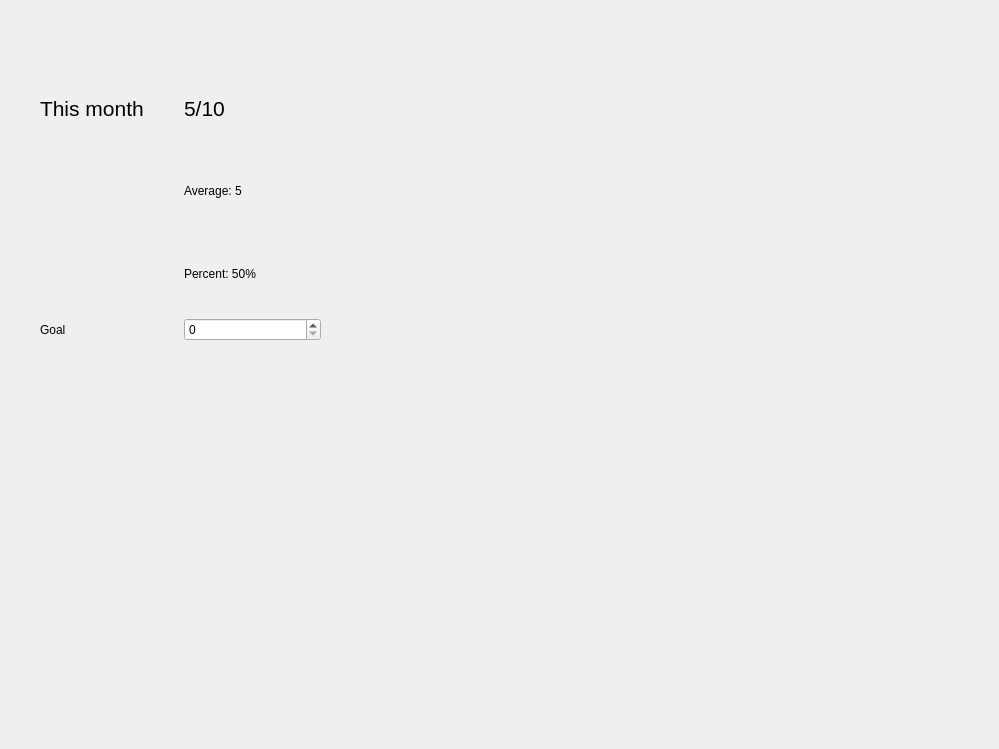
First picture: the form in src/gui/ui/goalsview.ui, repository ravenvz/SprintTimer, before the edit.
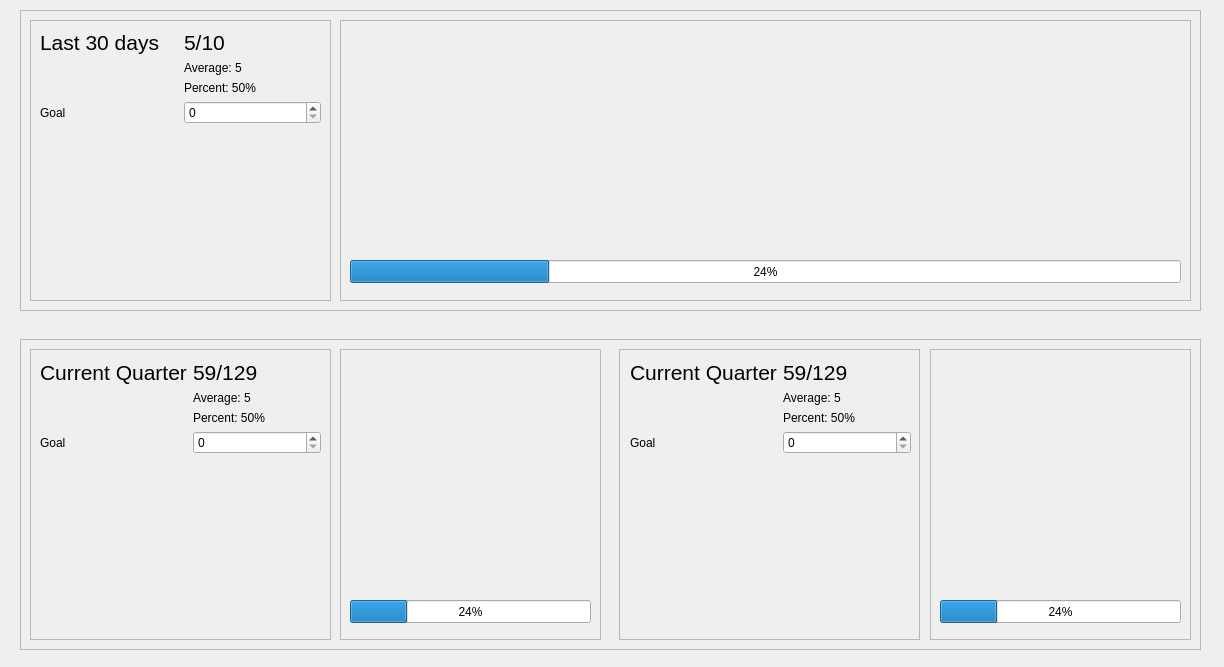
Second picture: the form after the edit.

Commit message: Work on progress view. Diagram stubs are now added dynamically

Diff of the .ui file:
```diff
--- a/src/gui/ui/goalsview.ui
+++ b/src/gui/ui/goalsview.ui
@@ -6,8 +6,8 @@
    <rect>
     <x>0</x>
     <y>0</y>
-    <width>999</width>
-    <height>749</height>
+    <width>1224</width>
+    <height>667</height>
    </rect>
   </property>
   <property name="windowTitle">
@@ -17,39 +17,27 @@
    <property name="geometry">
     <rect>
      <x>350</x>
-     <y>70</y>
-     <width>631</width>
-     <height>271</height>
+     <y>30</y>
+     <width>831</width>
+     <height>201</height>
     </rect>
    </property>
-   <layout class="QGridLayout" name="gridLayout"/>
+   <layout class="QGridLayout" name="gridLayoutLastMonthDiagram"/>
   </widget>
   <widget class="QWidget" name="gridLayoutWidget_2">
    <property name="geometry">
     <rect>
      <x>40</x>
-     <y>70</y>
+     <y>30</y>
      <width>281</width>
      <height>271</height>
     </rect>
    </property>
    <layout class="QGridLayout" name="gridLayout_2">
-    <item row="3" column="0">
-     <widget class="QLabel" name="label_2">
+    <item row="1" column="1">
+     <widget class="QLabel" name="label_4">
       <property name="text">
-       <string>Goal</string>
-      </property>
-     </widget>
-    </item>
-    <item row="0" column="0">
-     <widget class="QLabel" name="label">
-      <property name="font">
-       <font>
-        <pointsize>16</pointsize>
-       </font>
-      </property>
-      <property name="text">
-       <string>This month</string>
+       <string>Average: 5</string>
       </property>
      </widget>
     </item>
@@ -65,16 +53,28 @@
       </property>
      </widget>
     </item>
+    <item row="0" column="0">
+     <widget class="QLabel" name="label">
+      <property name="font">
+       <font>
+        <pointsize>16</pointsize>
+       </font>
+      </property>
+      <property name="text">
+       <string>Last 30 days</string>
+      </property>
+     </widget>
+    </item>
+    <item row="3" column="0">
+     <widget class="QLabel" name="label_2">
+      <property name="text">
+       <string>Goal</string>
+      </property>
+     </widget>
+    </item>
     <item row="3" column="1">
      <widget class="QSpinBox" name="spinBox"/>
     </item>
-    <item row="1" column="1">
-     <widget class="QLabel" name="label_4">
-      <property name="text">
-       <string>Average: 5</string>
-      </property>
-     </widget>
-    </item>
     <item row="2" column="1">
      <widget class="QLabel" name="label_5">
       <property name="text">
@@ -82,6 +82,19 @@
       </property>
      </widget>
     </item>
+    <item row="4" column="0">
+     <spacer name="verticalSpacer">
+      <property name="orientation">
+       <enum>Qt::Vertical</enum>
+      </property>
+      <property name="sizeHint" stdset="0">
+       <size>
+        <width>20</width>
+        <height>40</height>
+       </size>
+      </property>
+     </spacer>
+    </item>
    </layout>
   </widget>
   <widget class="QWidget" name="gridLayoutWidget_3">
@@ -93,7 +106,331 @@
      <height>261</height>
     </rect>
    </property>
-   <layout class="QGridLayout" name="gridLayout_3"/>
+   <layout class="QGridLayout" name="gridLayout_3">
+    <item row="2" column="1">
+     <widget class="QLabel" name="label_9">
+      <property name="text">
+       <string>Percent: 50%</string>
+      </property>
+     </widget>
+    </item>
+    <item row="1" column="1">
+     <widget class="QLabel" name="label_8">
+      <property name="text">
+       <string>Average: 5</string>
+      </property>
+     </widget>
+    </item>
+    <item row="0" column="1">
+     <widget class="QLabel" name="label_7">
+      <property name="font">
+       <font>
+        <pointsize>16</pointsize>
+       </font>
+      </property>
+      <property name="text">
+       <string>59/129</string>
+      </property>
+     </widget>
+    </item>
+    <item row="0" column="0">
+     <widget class="QLabel" name="label_6">
+      <property name="font">
+       <font>
+        <pointsize>16</pointsize>
+       </font>
+      </property>
+      <property name="text">
+       <string>Current Quarter</string>
+      </property>
+     </widget>
+    </item>
+    <item row="3" column="1">
+     <widget class="QSpinBox" name="spinBox_2"/>
+    </item>
+    <item row="3" column="0">
+     <widget class="QLabel" name="label_10">
+      <property name="text">
+       <string>Goal</string>
+      </property>
+     </widget>
+    </item>
+    <item row="4" column="0">
+     <spacer name="verticalSpacer_2">
+      <property name="orientation">
+       <enum>Qt::Vertical</enum>
+      </property>
+      <property name="sizeHint" stdset="0">
+       <size>
+        <width>20</width>
+        <height>40</height>
+       </size>
+      </property>
+     </spacer>
+    </item>
+   </layout>
+  </widget>
+  <widget class="QWidget" name="gridLayoutWidget_4">
+   <property name="geometry">
+    <rect>
+     <x>350</x>
+     <y>359</y>
+     <width>241</width>
+     <height>221</height>
+    </rect>
+   </property>
+   <layout class="QGridLayout" name="gridLayoutLastQuarterDiagram"/>
+  </widget>
+  <widget class="QProgressBar" name="progressBar">
+   <property name="geometry">
+    <rect>
+     <x>350</x>
+     <y>260</y>
+     <width>831</width>
+     <height>23</height>
+    </rect>
+   </property>
+   <property name="value">
+    <number>24</number>
+   </property>
+  </widget>
+  <widget class="QProgressBar" name="progressBar_2">
+   <property name="geometry">
+    <rect>
+     <x>350</x>
+     <y>600</y>
+     <width>241</width>
+     <height>23</height>
+    </rect>
+   </property>
+   <property name="value">
+    <number>24</number>
+   </property>
+  </widget>
+  <widget class="QWidget" name="gridLayoutWidget_5">
+   <property name="geometry">
+    <rect>
+     <x>630</x>
+     <y>360</y>
+     <width>281</width>
+     <height>261</height>
+    </rect>
+   </property>
+   <layout class="QGridLayout" name="gridLayout_5">
+    <item row="2" column="1">
+     <widget class="QLabel" name="label_11">
+      <property name="text">
+       <string>Percent: 50%</string>
+      </property>
+     </widget>
+    </item>
+    <item row="1" column="1">
+     <widget class="QLabel" name="label_12">
+      <property name="text">
+       <string>Average: 5</string>
+      </property>
+     </widget>
+    </item>
+    <item row="0" column="1">
+     <widget class="QLabel" name="label_13">
+      <property name="font">
+       <font>
+        <pointsize>16</pointsize>
+       </font>
+      </property>
+      <property name="text">
+       <string>59/129</string>
+      </property>
+     </widget>
+    </item>
+    <item row="0" column="0">
+     <widget class="QLabel" name="label_14">
+      <property name="font">
+       <font>
+        <pointsize>16</pointsize>
+       </font>
+      </property>
+      <property name="text">
+       <string>Current Quarter</string>
+      </property>
+     </widget>
+    </item>
+    <item row="3" column="1">
+     <widget class="QSpinBox" name="spinBox_3"/>
+    </item>
+    <item row="3" column="0">
+     <widget class="QLabel" name="label_15">
+      <property name="text">
+       <string>Goal</string>
+      </property>
+     </widget>
+    </item>
+    <item row="4" column="0">
+     <spacer name="verticalSpacer_3">
+      <property name="orientation">
+       <enum>Qt::Vertical</enum>
+      </property>
+      <property name="sizeHint" stdset="0">
+       <size>
+        <width>20</width>
+        <height>40</height>
+       </size>
+      </property>
+     </spacer>
+    </item>
+   </layout>
+  </widget>
+  <widget class="QWidget" name="gridLayoutWidget_6">
+   <property name="geometry">
+    <rect>
+     <x>940</x>
+     <y>359</y>
+     <width>241</width>
+     <height>221</height>
+    </rect>
+   </property>
+   <layout class="QGridLayout" name="gridLayoutLastYearDiagram"/>
+  </widget>
+  <widget class="QProgressBar" name="progressBar_3">
+   <property name="geometry">
+    <rect>
+     <x>940</x>
+     <y>600</y>
+     <width>241</width>
+     <height>23</height>
+    </rect>
+   </property>
+   <property name="value">
+    <number>24</number>
+   </property>
+  </widget>
+  <widget class="QFrame" name="frameLastMonth">
+   <property name="geometry">
+    <rect>
+     <x>20</x>
+     <y>10</y>
+     <width>1181</width>
+     <height>301</height>
+    </rect>
+   </property>
+   <property name="frameShape">
+    <enum>QFrame::StyledPanel</enum>
+   </property>
+   <property name="frameShadow">
+    <enum>QFrame::Raised</enum>
+   </property>
+   <widget class="QFrame" name="frameLastMonthDiagram">
+    <property name="geometry">
+     <rect>
+      <x>320</x>
+      <y>10</y>
+      <width>851</width>
+      <height>281</height>
+     </rect>
+    </property>
+    <property name="frameShape">
+     <enum>QFrame::StyledPanel</enum>
+    </property>
+    <property name="frameShadow">
+     <enum>QFrame::Raised</enum>
+    </property>
+   </widget>
+   <widget class="QFrame" name="frameLastMonthNumbers">
+    <property name="geometry">
+     <rect>
+      <x>10</x>
+      <y>10</y>
+      <width>301</width>
+      <height>281</height>
+     </rect>
+    </property>
+    <property name="frameShape">
+     <enum>QFrame::StyledPanel</enum>
+    </property>
+    <property name="frameShadow">
+     <enum>QFrame::Raised</enum>
+    </property>
+   </widget>
+  </widget>
+  <widget class="QFrame" name="frameLastQuarterYear">
+   <property name="geometry">
+    <rect>
+     <x>20</x>
+     <y>339</y>
+     <width>1181</width>
+     <height>311</height>
+    </rect>
+   </property>
+   <property name="frameShape">
+    <enum>QFrame::StyledPanel</enum>
+   </property>
+   <property name="frameShadow">
+    <enum>QFrame::Raised</enum>
+   </property>
+   <widget class="QFrame" name="frameLastQuarterNumbers">
+    <property name="geometry">
+     <rect>
+      <x>10</x>
+      <y>10</y>
+      <width>301</width>
+      <height>291</height>
+     </rect>
+    </property>
+    <property name="frameShape">
+     <enum>QFrame::StyledPanel</enum>
+    </property>
+    <property name="frameShadow">
+     <enum>QFrame::Raised</enum>
+    </property>
+   </widget>
+   <widget class="QFrame" name="frameLastQuarterDiagram">
+    <property name="geometry">
+     <rect>
+      <x>320</x>
+      <y>10</y>
+      <width>261</width>
+      <height>291</height>
+     </rect>
+    </property>
+    <property name="frameShape">
+     <enum>QFrame::StyledPanel</enum>
+    </property>
+    <property name="frameShadow">
+     <enum>QFrame::Raised</enum>
+    </property>
+   </widget>
+   <widget class="QFrame" name="frameLastYearNumbers">
+    <property name="geometry">
+     <rect>
+      <x>599</x>
+      <y>10</y>
+      <width>301</width>
+      <height>291</height>
+     </rect>
+    </property>
+    <property name="frameShape">
+     <enum>QFrame::StyledPanel</enum>
+    </property>
+    <property name="frameShadow">
+     <enum>QFrame::Raised</enum>
+    </property>
+   </widget>
+   <widget class="QFrame" name="frameLastYearDiagram">
+    <property name="geometry">
+     <rect>
+      <x>910</x>
+      <y>10</y>
+      <width>261</width>
+      <height>291</height>
+     </rect>
+    </property>
+    <property name="frameShape">
+     <enum>QFrame::StyledPanel</enum>
+    </property>
+    <property name="frameShadow">
+     <enum>QFrame::Raised</enum>
+    </property>
+   </widget>
   </widget>
  </widget>
  <resources/>
```
The commit also changes 6 other files.
